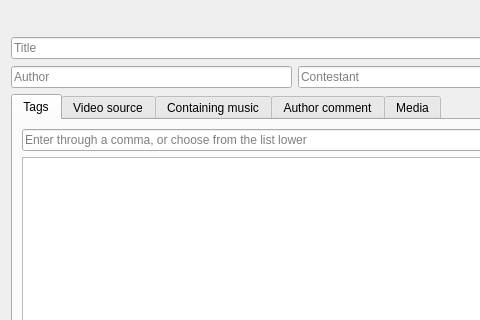
LibertaSoft/DatabaseAnime, file dialogaddamv.ui: the form before one commit; both pictures show x 0 to 480 and y 0 to 320 of the 871 by 597 pixel window.
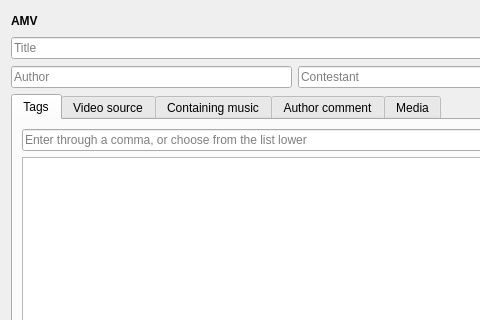
The form after the commit. Icons and pictures are not drawn. Custom widgets are drawn as their Qt base class.

Patch:
```diff
--- a/dialogaddamv.ui
+++ b/dialogaddamv.ui
@@ -26,6 +26,19 @@
        </property>
        <item>
         <layout class="QHBoxLayout" name="HLay_1">
+         <item>
+          <widget class="QLabel" name="label">
+           <property name="font">
+            <font>
+             <weight>75</weight>
+             <bold>true</bold>
+            </font>
+           </property>
+           <property name="text">
+            <string>AMV</string>
+           </property>
+          </widget>
+         </item>
          <item>
           <spacer name="HSpacer_0">
            <property name="orientation">
```
